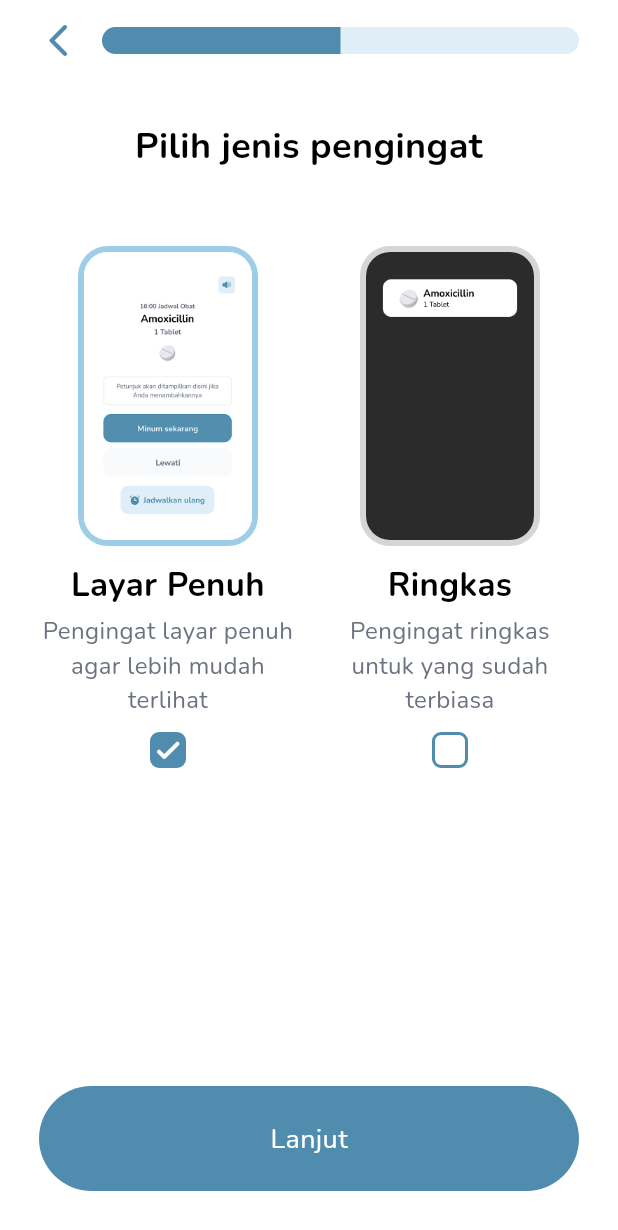
After one commit to ravenclawcode/smart-antibiotic-app, a Flutter app: the OnboardingReminderTypeScreen screen opened by its route, on a phone screen of 412 x 824 dp. The commit adds this screen. Shown: the top 1230 px of the screen. Run offline on Flutter 3.47's test engine with Material 3 defaults, Android fonts, the phone set to English and light mode, and no system bars; our stand-ins replace google_fonts.

Commit message:
update onbarding screen

```diff
--- a/lib/core/utils/app_assets.dart
+++ b/lib/core/utils/app_assets.dart
@@ -1,4 +1,6 @@
 // Images
+const imgFullScreen = 'assets/images/img_full_screen.png';
+const imgSmall = 'assets/images/img_small.png';
 
 // Icons
 const icLogo = 'assets/icons/ic_logo.png';
--- a/lib/core/utils/app_text.dart
+++ b/lib/core/utils/app_text.dart
@@ -28,7 +28,7 @@ class AppTextStyles {
 
   static TextStyle get bodyMedium => GoogleFonts.nunito(
         fontSize: 16,
-        color: AppColors.textPrimary,
+        color: AppColors.textSecondary,
       );
 
   static TextStyle get bodySmall => GoogleFonts.nunito(
--- /dev/null
+++ b/lib/core/utils/custom_checkbox.dart
@@ -0,0 +1,37 @@
+import 'package:flutter/material.dart';
+import 'package:smart_antibiotic/core/utils/app_colors.dart';
+
+class CustomCheckbox extends StatelessWidget {
+  final bool value;
+  final ValueChanged<bool> onChanged;
+
+  const CustomCheckbox({
+    super.key,
+    required this.value,
+    required this.onChanged,
+  });
+
+  @override
+  Widget build(BuildContext context) {
+    return GestureDetector(
+      onTap: () => onChanged(!value),
+      child: Container(
+        width: 24,
+        height: 24,
+        decoration: BoxDecoration(
+          color: value ? AppColors.primary : Colors.transparent,
+          borderRadius: BorderRadius.circular(6),
+          border: Border.all(color: AppColors.primary, width: 2),
+        ),
+        child: value
+            ? Icon(
+                Icons.check_rounded,
+                size: 20,
+                color: AppColors.surfacePrimary,
+                fontWeight: FontWeight.bold,
+              )
+            : null,
+      ),
+    );
+  }
+}
--- a/lib/routes/routes.dart
+++ b/lib/routes/routes.dart
@@ -1,6 +1,9 @@
 import 'package:flutter/material.dart';
 import 'package:smart_antibiotic/screens/onboarding/onboarding_input_name_screen.dart';
 import 'package:smart_antibiotic/screens/onboarding/onboarding_intro_screen.dart';
+import 'package:smart_antibiotic/screens/onboarding/onboarding_permission_screen.dart';
+import 'package:smart_antibiotic/screens/onboarding/onboarding_reminder_sound_screen.dart';
+import 'package:smart_antibiotic/screens/onboarding/onboarding_reminder_type_screen.dart';
 
 import '../screens/main_screen.dart';
 import '../screens/onboarding/splash_screen.dart';
@@ -12,6 +15,9 @@ class Routes {
   static const String welcome = '/welcome';
   static const String intro = '/intro';
   static const String inputName = '/input-name';
+  static const String reminderType = '/reminder-type';
+  static const String reminderSound = '/reminder-sound';
+  static const String permission = '/permission';
 }
 
 Route<dynamic> generateRoute(RouteSettings settings) {
@@ -25,7 +31,21 @@ Route<dynamic> generateRoute(RouteSettings settings) {
     case Routes.intro:
       return MaterialPageRoute(builder: (_) => const OnboardingIntroScreen());
     case Routes.inputName:
-      return MaterialPageRoute(builder: (_) => const OnboardingInputNameScreen());
+      return MaterialPageRoute(
+        builder: (_) => const OnboardingInputNameScreen(),
+      );
+    case Routes.reminderType:
+      return MaterialPageRoute(
+        builder: (_) => const OnboardingReminderTypeScreen(),
+      );
+    case Routes.reminderSound:
+      return MaterialPageRoute(
+        builder: (_) => const OnboardingReminderSoundScreen(),
+      );
+    case Routes.permission:
+      return MaterialPageRoute(
+        builder: (_) => const OnboardingPermissionScreen(),
+      );
     default:
       return MaterialPageRoute(
         builder: (_) => Scaffold(
--- a/lib/screens/onboarding/onboarding_input_name_screen.dart
+++ b/lib/screens/onboarding/onboarding_input_name_screen.dart
@@ -114,7 +114,7 @@ Widget _buildActionButton(
       ? CustomButton(
           onTap: () {
             if (formKey.currentState?.validate() ?? false) {
-              Navigator.pushNamed(context, '/lorem-ipsum');
+              Navigator.pushNamed(context, '/reminder-type');
             }
           },
           label: 'Lanjut',
--- /dev/null
+++ b/lib/screens/onboarding/onboarding_reminder_type_screen.dart
@@ -0,0 +1,206 @@
+import 'package:flutter/material.dart';
+import 'package:smart_antibiotic/core/utils/app_assets.dart';
+
+import '../../core/utils/app_colors.dart';
+import '../../core/utils/app_text.dart';
+import '../../core/utils/custom_button.dart';
+import '../../core/utils/custom_button_off.dart';
+import '../../core/utils/custom_checkbox.dart';
+import '../../core/utils/custom_progress_bar_onboarding.dart';
+
+class OnboardingReminderTypeScreen extends StatefulWidget {
+  const OnboardingReminderTypeScreen({super.key});
+
+  @override
+  State<OnboardingReminderTypeScreen> createState() =>
+      _OnboardingReminderTypeScreenState();
+}
+
+class _OnboardingReminderTypeScreenState
+    extends State<OnboardingReminderTypeScreen> {
+  late final TextEditingController reminderTypeController;
+
+  bool get isCheck => reminderTypeController.text.isNotEmpty;
+
+  void selectType(String type) {
+    setState(() {
+      if (reminderTypeController.text == type) {
+        reminderTypeController.clear();
+      } else {
+        reminderTypeController.text = type;
+      }
+    });
+  }
+
+  @override
+  void initState() {
+    super.initState();
+    reminderTypeController = TextEditingController(text: 'fullscreen');
+  }
+
+  @override
+  void dispose() {
+    reminderTypeController.dispose();
+    super.dispose();
+  }
+
+  @override
+  Widget build(BuildContext context) {
+    return Scaffold(
+      body: SafeArea(
+        child: Padding(
+          padding: const EdgeInsets.symmetric(horizontal: 26),
+          child: CustomScrollView(
+            slivers: [
+              SliverFillRemaining(
+                hasScrollBody: false,
+                child: Column(
+                  children: [
+                    const SizedBox(height: 14),
+                    _buildHeader(context),
+                    const SizedBox(height: 40),
+                    _buildContent(
+                      selectedType: reminderTypeController.text,
+                      onSelect: selectType,
+                    ),
+                    const Spacer(),
+                    _buildActionButton(context, isCheck),
+                    const SizedBox(height: 30),
+                  ],
+                ),
+              ),
+            ],
+          ),
+        ),
+      ),
+    );
+  }
+}
+
+Widget _buildHeader(BuildContext context) {
+  return Column(
+    children: [
+      Row(
+        children: [
+          InkWell(
+            focusColor: Colors.transparent,
+            hoverColor: Colors.transparent,
+            highlightColor: Colors.transparent,
+            onTap: () => Navigator.pop(context),
+            child: Padding(
+              padding: const EdgeInsets.only(right: 6),
+              child: Icon(
+                Icons.arrow_back_ios_new_rounded,
+                size: 26,
+                color: AppColors.primary,
+              ),
+            ),
+          ),
+          SizedBox(width: 10),
+          Expanded(child: CustomProgressBarOnboarding(value: 0.50)),
+        ],
+      ),
+    ],
+  );
+}
+
+Widget _buildContent({
+  required String selectedType,
+  required Function(String) onSelect,
+}) {
+  final isFullScreenSelected = selectedType == 'fullscreen';
+  final isCompactSelected = selectedType == 'compact';
+
+  return Column(
+    children: [
+      Text(
+        'Pilih jenis pengingat',
+        style: AppTextStyles.titleLarge,
+        textAlign: TextAlign.center,
+      ),
+      const SizedBox(height: 50),
+      Row(
+        mainAxisAlignment: MainAxisAlignment.center,
+        crossAxisAlignment: CrossAxisAlignment.start,
+        children: [
+          Expanded(
+            child: _buildOptionCard(
+              title: 'Layar Penuh',
+              description: 'Pengingat layar penuh agar lebih mudah terlihat',
+              imageAsset: imgFullScreen,
+              isSelected: isFullScreenSelected,
+              onTap: () => onSelect('fullscreen'),
+            ),
+          ),
+          const SizedBox(width: 16),
+          Expanded(
+            child: _buildOptionCard(
+              title: 'Ringkas',
+              description: 'Pengingat ringkas untuk yang sudah terbiasa',
+              imageAsset: imgSmall,
+              isSelected: isCompactSelected,
+              onTap: () => onSelect('compact'),
+            ),
+          ),
+        ],
+      ),
+    ],
+  );
+}
+
+Widget _buildOptionCard({
+  required String title,
+  required String description,
+  required String imageAsset,
+  required bool isSelected,
+  required VoidCallback onTap,
+}) {
+  return GestureDetector(
+    onTap: onTap, // Kartu bisa diklik langsung, tidak hanya checkbox
+    behavior: HitTestBehavior.opaque,
+    child: Column(
+      children: [
+        Container(
+          height: 200,
+          width: 120,
+          decoration: BoxDecoration(
+            borderRadius: BorderRadius.circular(20),
+            border: Border.all(
+              color: isSelected ? AppColors.secondary : const Color(0xFFD6D6D6),
+              width: 4,
+            ),
+          ),
+          child: ClipRRect(
+            borderRadius: BorderRadius.circular(16),
+            child: Image.asset(imageAsset, fit: BoxFit.fill),
+          ),
+        ),
+        const SizedBox(height: 10),
+        Text(
+          title,
+          style: AppTextStyles.titleMedium,
+          textAlign: TextAlign.center,
+        ),
+        const SizedBox(height: 4),
+        Text(
+          description,
+          style: AppTextStyles.bodyMedium,
+          textAlign: TextAlign.center,
+        ),
+        const SizedBox(height: 10),
+        CustomCheckbox(value: isSelected, onChanged: (_) => onTap()),
+      ],
+    ),
+  );
+}
+
+Widget _buildActionButton(BuildContext context, bool isCheck) {
+  return isCheck
+      ? CustomButton(
+          onTap: () {
+            Navigator.pushNamed(context, '/reminder-sound');
+          },
+          label: 'Lanjut',
+        )
+      : CustomButtonOff(label: 'Lanjut');
+}
```
Also changed, not shown: lib/screens/onboarding/onboarding_permission_screen.dart (added, +17 -0 lines), lib/screens/onboarding/onboarding_reminder_sound_screen.dart (added, +17 -0 lines), assets/images/img_full_screen.png (added), assets/images/img_small.png (added).
